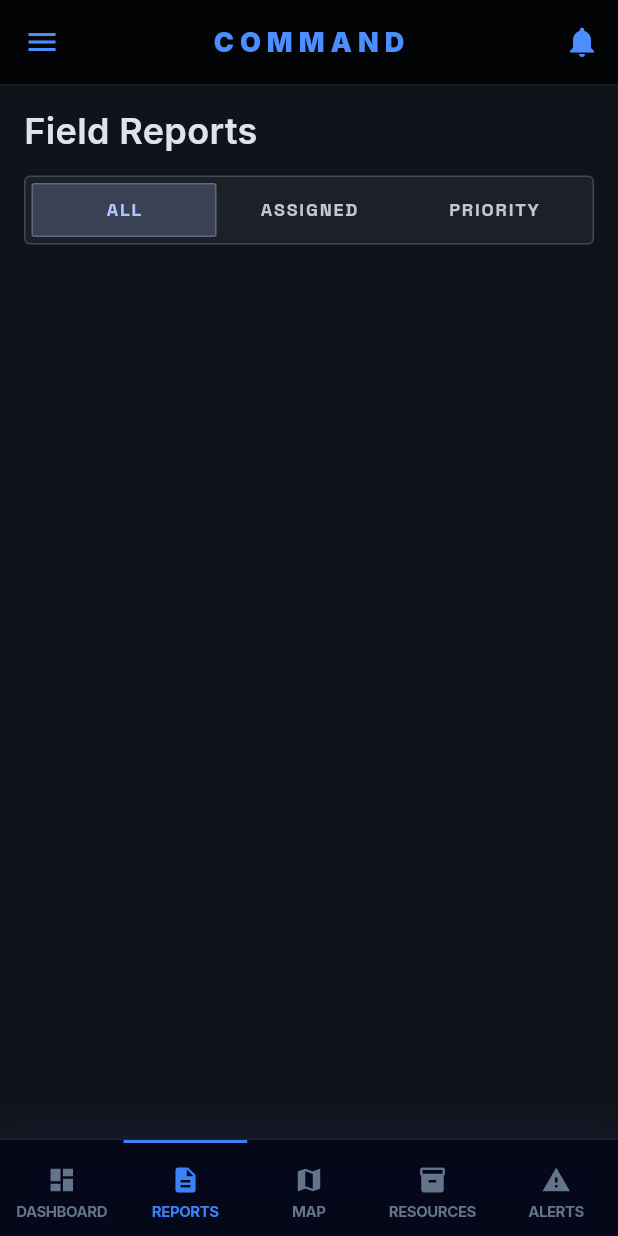
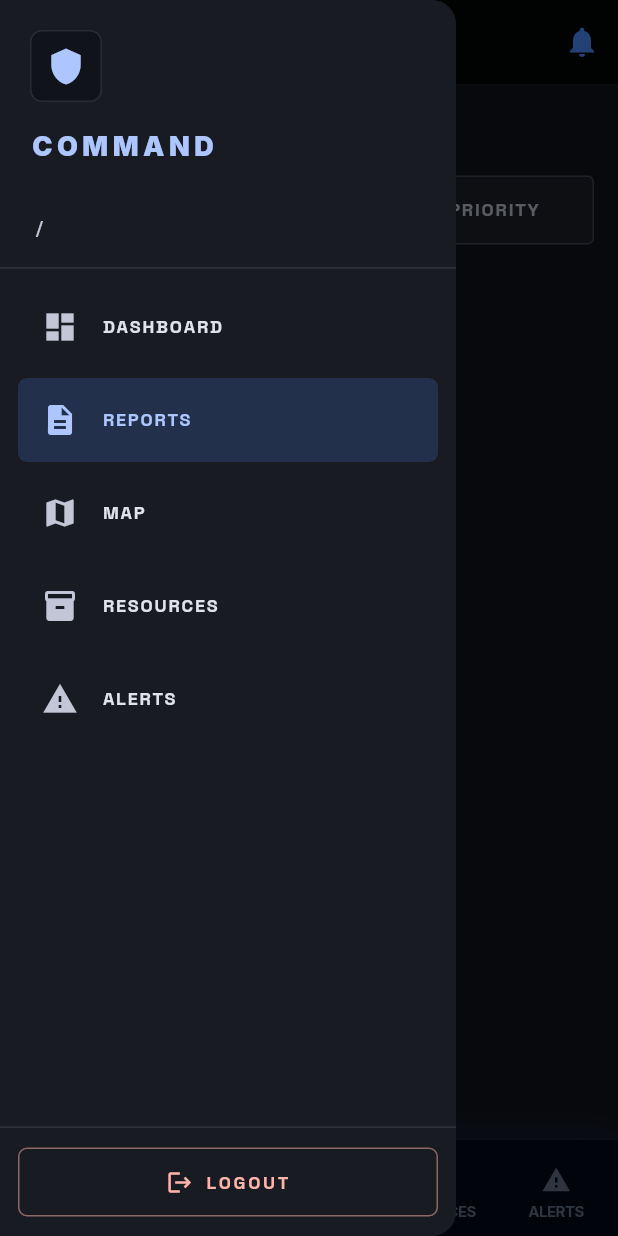
Before and after one commit to Disaster-Response-System-Group-J/disaster-response-system, a Flutter app: the ReportsScreen screen opened by its route, with the side drawer open (before the commit the screen has no drawer), on a phone screen of 412 x 824 dp. Run offline on Flutter 3.47's test engine with Material 3 defaults, Android fonts, the phone set to English and light mode, and no system bars; our stand-ins replace flutter_map, google_fonts, latlong2; accounts and stored records are empty.

Commit message:
feat: Implement AppDrawer component and integrate it into multiple screens for improved navigation

```diff
--- /dev/null
+++ b/j3-system-interaction/mobile_app_dashboard/lib/components/app_drawer.dart
@@ -0,0 +1,196 @@
+import 'package:flutter/material.dart';
+import 'package:google_fonts/google_fonts.dart';
+
+import '../models/user.dart';
+import '../services/auth_service.dart';
+import '../theme/app_theme.dart';
+
+class AppDrawer extends StatelessWidget {
+  final String currentRoute;
+
+  const AppDrawer({
+    super.key,
+    required this.currentRoute,
+  });
+
+  static const List<_DrawerDestination> _destinations = [
+    _DrawerDestination(
+      label: 'Dashboard',
+      route: '/dashboard',
+      icon: Icons.dashboard,
+    ),
+    _DrawerDestination(
+      label: 'Reports',
+      route: '/reports',
+      icon: Icons.description,
+    ),
+    _DrawerDestination(
+      label: 'Map',
+      route: '/map',
+      icon: Icons.map,
+    ),
+    _DrawerDestination(
+      label: 'Resources',
+      route: '/resources',
+      icon: Icons.inventory_2,
+    ),
+    _DrawerDestination(
+      label: 'Alerts',
+      route: '/alerts',
+      icon: Icons.warning,
+    ),
+  ];
+
+  @override
+  Widget build(BuildContext context) {
+    final User? user = AuthService.currentUser;
+
+    return Drawer(
+      backgroundColor: AppColors.surfaceContainerLow,
+      child: SafeArea(
+        child: Column(
+          crossAxisAlignment: CrossAxisAlignment.stretch,
+          children: [
+            _buildHeader(user),
+            const Divider(height: 1, color: Colors.white10),
+            const SizedBox(height: 8),
+            ..._destinations.map(
+              (destination) => _buildDestination(context, destination),
+            ),
+            const Spacer(),
+            const Divider(height: 1, color: Colors.white10),
+            Padding(
+              padding: const EdgeInsets.all(12),
+              child: OutlinedButton.icon(
+                onPressed: () => _logout(context),
+                icon: const Icon(Icons.logout, size: 18),
+                label: const Text('LOGOUT'),
+                style: OutlinedButton.styleFrom(
+                  foregroundColor: AppColors.error,
+                  side: BorderSide(
+                    color: AppColors.error.withValues(alpha: 0.5),
+                  ),
+                  padding: const EdgeInsets.symmetric(vertical: 14),
+                  shape: RoundedRectangleBorder(
+                    borderRadius: BorderRadius.circular(6),
+                  ),
+                  textStyle: GoogleFonts.spaceGrotesk(
+                    fontSize: 12,
+                    fontWeight: FontWeight.w700,
+                    letterSpacing: 1.8,
+                  ),
+                ),
+              ),
+            ),
+          ],
+        ),
+      ),
+    );
+  }
+
+  Widget _buildHeader(User? user) {
+    return Padding(
+      padding: const EdgeInsets.fromLTRB(20, 20, 20, 18),
+      child: Column(
+        crossAxisAlignment: CrossAxisAlignment.start,
+        children: [
+          Container(
+            width: 48,
+            height: 48,
+            decoration: BoxDecoration(
+              color: AppColors.surface,
+              borderRadius: BorderRadius.circular(8),
+              border: Border.all(color: Colors.white10),
+            ),
+            child: const Icon(
+              Icons.shield,
+              color: AppColors.primary,
+              size: 26,
+            ),
+          ),
+          const SizedBox(height: 16),
+          Text(
+            'COMMAND',
+            style: GoogleFonts.inter(
+              color: AppColors.primary,
+              fontSize: 18,
+              fontWeight: FontWeight.w900,
+              letterSpacing: 3,
+            ),
+          ),
+          const SizedBox(height: 8),
+          Text(
+            user?.serviceId ?? 'ACTIVE SESSION',
+            style: GoogleFonts.spaceGrotesk(
+              color: AppColors.onSurface,
+              fontSize: 13,
+              fontWeight: FontWeight.w700,
+              letterSpacing: 0.8,
+            ),
+          ),
+          const SizedBox(height: 4),
+          Text(
+            user == null ? 'Authenticated operator' : '${user.role} / ${user.zone}',
+            style: GoogleFonts.spaceGrotesk(
+              color: AppColors.onSurfaceVariant,
+              fontSize: 12,
+              fontWeight: FontWeight.w500,
+              letterSpacing: 0.6,
+            ),
+          ),
+        ],
+      ),
+    );
+  }
+
+  Widget _buildDestination(
+    BuildContext context,
+    _DrawerDestination destination,
+  ) {
+    final bool isSelected = currentRoute == destination.route;
+
+    return Padding(
+      padding: const EdgeInsets.symmetric(horizontal: 12, vertical: 3),
+      child: ListTile(
+        selected: isSelected,
+        selectedTileColor: AppColors.primaryContainer.withValues(alpha: 0.18),
+        shape: RoundedRectangleBorder(borderRadius: BorderRadius.circular(6)),
+        leading: Icon(
+          destination.icon,
+          color: isSelected ? AppColors.primary : AppColors.onSurfaceVariant,
+        ),
+        title: Text(
+          destination.label.toUpperCase(),
+          style: GoogleFonts.spaceGrotesk(
+            color: isSelected ? AppColors.primary : AppColors.onSurface,
+            fontSize: 12,
+            fontWeight: FontWeight.w700,
+            letterSpacing: 1.2,
+          ),
+        ),
+        onTap: () {
+          Navigator.pop(context);
+          if (isSelected) return;
+          Navigator.pushReplacementNamed(context, destination.route);
+        },
+      ),
+    );
+  }
+
+  void _logout(BuildContext context) {
+    AuthService.signOut();
+    Navigator.pushNamedAndRemoveUntil(context, '/login', (route) => false);
+  }
+}
+
+class _DrawerDestination {
+  final String label;
+  final String route;
+  final IconData icon;
+
+  const _DrawerDestination({
+    required this.label,
+    required this.route,
+    required this.icon,
+  });
+}
--- a/j3-system-interaction/mobile_app_dashboard/lib/models/incident.dart
+++ b/j3-system-interaction/mobile_app_dashboard/lib/models/incident.dart
@@ -1,4 +1,3 @@
-import 'package:flutter/foundation.dart';
 
 enum IncidentStatus {
   reported,
--- a/j3-system-interaction/mobile_app_dashboard/lib/screens/alerts_screen.dart
+++ b/j3-system-interaction/mobile_app_dashboard/lib/screens/alerts_screen.dart
@@ -1,6 +1,7 @@
 import 'package:flutter/material.dart';
 import 'package:google_fonts/google_fonts.dart';
 import '../theme/app_theme.dart';
+import '../components/app_drawer.dart';
 import "../components/nav_bar.dart";
 
 class AlertsScreen extends StatelessWidget {
@@ -10,13 +11,16 @@ class AlertsScreen extends StatelessWidget {
   Widget build(BuildContext context) {
     return Scaffold(
       backgroundColor: Colors.black,
+      drawer: const AppDrawer(currentRoute: '/alerts'),
       appBar: AppBar(
         backgroundColor: Colors.black.withValues(alpha: 0.8),
         elevation: 0,
         scrolledUnderElevation: 0,
-        leading: IconButton(
-          icon: const Icon(Icons.menu, color: Color(0xFF4D8EFF)),
-          onPressed: () {},
+        leading: Builder(
+          builder: (context) => IconButton(
+            icon: const Icon(Icons.menu, color: Color(0xFF4D8EFF)),
+            onPressed: () => Scaffold.of(context).openDrawer(),
+          ),
         ),
         centerTitle: true,
         title: Text(
--- a/j3-system-interaction/mobile_app_dashboard/lib/screens/dashboard_screen.dart
+++ b/j3-system-interaction/mobile_app_dashboard/lib/screens/dashboard_screen.dart
@@ -1,5 +1,6 @@
 import 'package:flutter/material.dart';
 import 'package:google_fonts/google_fonts.dart';
+import 'package:mobile_app_dashboard/components/app_drawer.dart';
 import 'package:mobile_app_dashboard/components/nav_bar.dart';
 
 class DashboardScreen extends StatefulWidget {
@@ -32,14 +33,17 @@ class _DashboardScreenState extends State<DashboardScreen> {
   Widget build(BuildContext context) {
     return Scaffold(
       backgroundColor: bgColor,
+      drawer: const AppDrawer(currentRoute: '/dashboard'),
       appBar: AppBar(
         automaticallyImplyLeading: false,
         backgroundColor: Colors.black.withValues(alpha: 0.8),
         elevation: 0,
         scrolledUnderElevation: 0,
-        leading: IconButton(
-          icon: const Icon(Icons.menu, color: Color(0xFF4D8EFF)),
-          onPressed: () {},
+        leading: Builder(
+          builder: (context) => IconButton(
+            icon: const Icon(Icons.menu, color: Color(0xFF4D8EFF)),
+            onPressed: () => Scaffold.of(context).openDrawer(),
+          ),
         ),
         centerTitle: true,
         title: Text(
--- a/j3-system-interaction/mobile_app_dashboard/lib/screens/login_screen.dart
+++ b/j3-system-interaction/mobile_app_dashboard/lib/screens/login_screen.dart
@@ -16,13 +16,13 @@ class _LoginScreenState extends State<LoginScreen>
   final _serviceIdController = TextEditingController();
   final _passkeyController = TextEditingController();
   bool _obscurePasskey = true;
-  int _selectedRoleIndex = 0; // 0=Officer, 1=Logistics, 2=Admin
+  int _selectedRoleIndex = 0; // 0=Officer, 1=Logistics, 2=Response Officer
   bool _isLoading = false;
 
   late AnimationController _glowController;
   late Animation<double> _glowAnimation;
 
-  final List<String> _roles = ['OFFICER', 'LOGISTICS', 'ADMIN'];
+  final List<String> _roles = ['OFFICER', 'LOGISTICS', 'RESPONSE OFFICER'];
 
   @override
   void initState() {
@@ -282,7 +282,7 @@ class _LoginScreenState extends State<LoginScreen>
   // ─── Role Selector (3 buttons) ───
   Widget _buildRoleSelector() {
     return Row(
-      children: List.generate(3, (index) {
+      children: List.generate(_roles.length, (index) {
         final isSelected = _selectedRoleIndex == index;
         return Expanded(
           child: GestureDetector(
@@ -314,8 +314,11 @@ class _LoginScreenState extends State<LoginScreen>
                     : null,
               ),
               child: Center(
+                child: FittedBox(
+                  fit: BoxFit.scaleDown,
                   child: Text(
                     _roles[index],
+                    maxLines: 1,
                     style: GoogleFonts.spaceGrotesk(
                       fontSize: 13,
                       fontWeight: FontWeight.w500,
@@ -323,6 +326,7 @@ class _LoginScreenState extends State<LoginScreen>
                       color: isSelected
                           ? AppColors.primary
                           : AppColors.onSurfaceVariant.withValues(alpha: 0.6),
+                    ),
                   ),
                 ),
               ),
--- a/j3-system-interaction/mobile_app_dashboard/lib/screens/map_screen.dart
+++ b/j3-system-interaction/mobile_app_dashboard/lib/screens/map_screen.dart
@@ -5,6 +5,7 @@ import 'package:flutter_map/flutter_map.dart';
 import 'package:latlong2/latlong.dart';
 import 'package:google_fonts/google_fonts.dart';
 import '../theme/app_theme.dart';
+import '../components/app_drawer.dart';
 import '../components/nav_bar.dart';
 import '../services/incident_service.dart';
 import '../services/auth_service.dart';
@@ -82,15 +83,18 @@ class _MapScreenState extends State<MapScreen> {
   Widget build(BuildContext context) {
     return Scaffold(
       backgroundColor: AppColors.surfaceDim,
+      drawer: const AppDrawer(currentRoute: '/map'),
       // ─── Top App Bar ───
       appBar: AppBar(
         automaticallyImplyLeading: false,
         backgroundColor: Colors.black.withValues(alpha: 0.8),
         elevation: 0,
         scrolledUnderElevation: 0,
-        leading: IconButton(
-          icon: const Icon(Icons.menu, color: Color(0xFF4D8EFF)),
-          onPressed: () {},
+        leading: Builder(
+          builder: (context) => IconButton(
+            icon: const Icon(Icons.menu, color: Color(0xFF4D8EFF)),
+            onPressed: () => Scaffold.of(context).openDrawer(),
+          ),
         ),
         centerTitle: true,
         title: Text(
@@ -130,7 +134,7 @@ class _MapScreenState extends State<MapScreen> {
                 minZoom: 3.0,
                 maxZoom: 18.0,
                 onPositionChanged: (pos, _) {
-                  if (pos.center != null) _mapCenter = pos.center!;
+                  _mapCenter = pos.center!;
                   _currentZoom = pos.zoom ?? _currentZoom;
                 },
               ),
--- a/j3-system-interaction/mobile_app_dashboard/lib/screens/reports_screen.dart
+++ b/j3-system-interaction/mobile_app_dashboard/lib/screens/reports_screen.dart
@@ -1,6 +1,7 @@
 import 'package:flutter/material.dart';
 import 'package:google_fonts/google_fonts.dart';
 import '../theme/app_theme.dart';
+import '../components/app_drawer.dart';
 import '../components/nav_bar.dart';
 import 'dart:async';
 import '../services/incident_service.dart';
@@ -60,15 +61,18 @@ class _ReportsScreenState extends State<ReportsScreen> {
   Widget build(BuildContext context) {
     return Scaffold(
       backgroundColor: AppColors.background,
+      drawer: const AppDrawer(currentRoute: '/reports'),
       // ─── Top App Bar ───
       appBar: AppBar(
         automaticallyImplyLeading: false,
         backgroundColor: Colors.black.withValues(alpha: 0.8),
         elevation: 0,
         scrolledUnderElevation: 0,
-        leading: IconButton(
-          icon: const Icon(Icons.menu, color: Color(0xFF4D8EFF)),
-          onPressed: () {},
+        leading: Builder(
+          builder: (context) => IconButton(
+            icon: const Icon(Icons.menu, color: Color(0xFF4D8EFF)),
+            onPressed: () => Scaffold.of(context).openDrawer(),
+          ),
         ),
         centerTitle: true,
         title: Text(
--- a/j3-system-interaction/mobile_app_dashboard/lib/screens/resources_screen.dart
+++ b/j3-system-interaction/mobile_app_dashboard/lib/screens/resources_screen.dart
@@ -1,5 +1,6 @@
 import 'package:flutter/material.dart';
 import 'package:google_fonts/google_fonts.dart';
+import '../components/app_drawer.dart';
 import '../components/nav_bar.dart';
 
 class ResourcesScreen extends StatefulWidget {
@@ -41,14 +42,17 @@ class _ResourcesScreenState extends State<ResourcesScreen> {
   Widget build(BuildContext context) {
     return Scaffold(
       backgroundColor: bgColor,
+      drawer: const AppDrawer(currentRoute: '/resources'),
       appBar: AppBar(
         automaticallyImplyLeading: false,
         backgroundColor: Colors.black.withValues(alpha: 0.8),
         elevation: 0,
         scrolledUnderElevation: 0,
-        leading: IconButton(
-          icon: const Icon(Icons.menu, color: Color(0xFF4D8EFF)),
-          onPressed: () {},
+        leading: Builder(
+          builder: (context) => IconButton(
+            icon: const Icon(Icons.menu, color: Color(0xFF4D8EFF)),
+            onPressed: () => Scaffold.of(context).openDrawer(),
+          ),
         ),
         centerTitle: true,
         title: Text(
--- a/j3-system-interaction/mobile_app_dashboard/lib/services/auth_service.dart
+++ b/j3-system-interaction/mobile_app_dashboard/lib/services/auth_service.dart
@@ -2,14 +2,15 @@
 /// Currently uses an in-memory credential store and a lightweight
 /// session model. Replace with secure API calls and token storage
 /// when integrating with the backend.
+library;
 import '../models/user.dart';
 
 class AuthService {
   /// Valid credential pairs: Service ID → Passkey
   static const Map<String, String> _validCredentials = {
-    'CMD-049': 'admin123',
+    'CMD-049': 'command123',
     'LOG-012': 'logistics123',
-    'ADM-001': 'superadmin',
+    'RO-A03': 'response123',
     // Field officers
     'FO-A01': 'zonea001',
     'FO-B02': 'zoneb002',
@@ -19,7 +20,7 @@ class AuthService {
   static const Map<String, Map<String, String>> _profileMap = {
     'CMD-049': {'role': 'OFFICER', 'zone': 'ZONE-A'},
     'LOG-012': {'role': 'LOGISTICS', 'zone': 'LOGISTICS'},
-    'ADM-001': {'role': 'ADMIN', 'zone': 'NATIONAL'},
+    'RO-A03': {'role': 'RESPONSE OFFICER', 'zone': 'ZONE-A'},
     'FO-A01': {'role': 'OFFICER', 'zone': 'ZONE-A'},
     'FO-B02': {'role': 'OFFICER', 'zone': 'ZONE-B'},
   };
```
Lines whose indentation alone changed are shown as unchanged.
